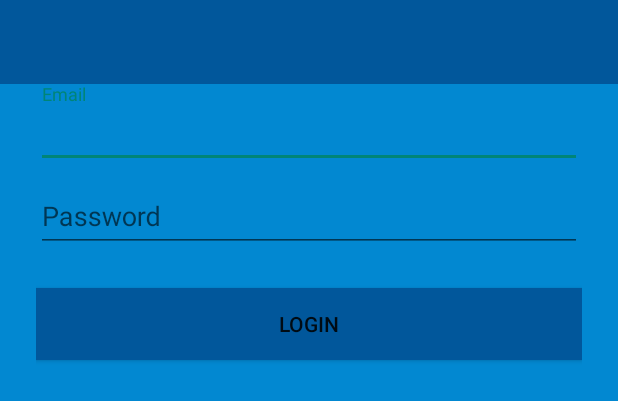
After one commit to Sshanu/inventory, an Android app: the layout activity_login.xml on its own in the app's theme, with its tools: preview values and no code run, on a phone screen of 412 x 824 dp. The commit adds this screen. Shown: the top 401 px of the screen. Run offline under Robolectric (Android 15) with nearby library versions, the phone set to English and light mode, and no system bars.

Commit message:
login and session half done

```diff
--- a/app/build.gradle
+++ b/app/build.gradle
@@ -5,7 +5,7 @@ android {
     buildToolsVersion "25.0.3"
     defaultConfig {
         applicationId "com.example.shanu.mode"
-        minSdkVersion 15
+        minSdkVersion 21
         targetSdkVersion 25
         versionCode 1
         versionName "1.0"
--- /dev/null
+++ b/app/src/main/res/layout/activity_login.xml
@@ -0,0 +1,74 @@
+<?xml version="1.0" encoding="utf-8"?>
+<RelativeLayout xmlns:android="http://schemas.android.com/apk/res/android"
+    xmlns:tools="http://schemas.android.com/tools"
+    android:layout_width="fill_parent"
+    android:layout_height="fill_parent"
+    android:background="@color/primary"
+    tools:context="com.example.shanu.mode.LoginActivity">
+
+    <RelativeLayout
+        android:layout_width="match_parent"
+        android:layout_height="wrap_content"
+        android:layout_alignParentTop="true"
+        android:orientation="vertical">
+
+        <include
+            android:id="@+id/toolbar"
+            layout="@layout/toolbar" />
+    </RelativeLayout>
+
+    <LinearLayout
+
+
+        android:layout_width="match_parent"
+        android:layout_height="wrap_content"
+        android:orientation ="vertical"
+        android:paddingTop="56dp"
+        android:paddingLeft="24dp"
+        android:paddingRight="24dp">
+
+        <android.support.design.widget.TextInputLayout
+            android:id="@+id/input_layout_email"
+            android:layout_width="match_parent"
+            android:layout_height="wrap_content">
+
+            <EditText android:id="@+id/input_email"
+                android:layout_width="match_parent"
+                android:layout_height="wrap_content"
+                android:inputType="textEmailAddress"
+                android:hint="Email" />
+
+        </android.support.design.widget.TextInputLayout>
+
+
+        <android.support.design.widget.TextInputLayout
+            android:id="@+id/input_layout_password"
+            android:layout_width="match_parent"
+            android:layout_height="wrap_content">
+            <!-- Password Label -->
+            <EditText android:id="@+id/input_password"
+                android:layout_width="match_parent"
+                android:layout_height="wrap_content"
+                android:inputType="textPassword"
+                android:hint="Password"/>
+        </android.support.design.widget.TextInputLayout>
+
+        <Button
+            android:id="@+id/btn_login"
+            android:layout_width="fill_parent"
+            android:layout_height="wrap_content"
+            android:layout_marginTop="24dp"
+            android:layout_marginBottom="24dp"
+            android:padding="12dp"
+            android:background="@color/primary_darker"
+            android:text="Login" />
+
+        <TextView android:id="@+id/link_signup"
+            android:layout_width="fill_parent"
+            android:layout_height="wrap_content"
+            android:layout_marginBottom="24dp"
+            android:gravity="center"
+            android:textSize="16dip"/>
+
+    </LinearLayout>
+</RelativeLayout>
--- a/app/src/main/res/layout/fragment_test.xml
+++ b/app/src/main/res/layout/fragment_test.xml
@@ -14,6 +14,12 @@
             android:id="@+id/testButton"
             android:layout_centerVertical="true"
             android:layout_centerHorizontal="true" />/>
+
+        <ImageView
+            android:id="@+id/selectedImage"
+            android:layout_width="200dp"
+            android:layout_height="200dp"
+            android:background="#E0E0E0" />
     </RelativeLayout>
 
 </FrameLayout>
--- /dev/null
+++ b/app/src/main/res/layout/toolbar.xml
@@ -0,0 +1,13 @@
+<?xml version="1.0" encoding="utf-8"?>
+<android.support.v7.widget.Toolbar
+    xmlns:android="http://schemas.android.com/apk/res/android"
+    android:id="@+id/toolbar"
+    android:layout_width="match_parent"
+    android:layout_height="wrap_content"
+    android:minHeight="?attr/actionBarSize"
+    android:background="?attr/colorPrimaryDark"
+    android:theme="@style/ThemeOverlay.AppCompat.Dark.ActionBar"
+    android:popupTheme="@style/ThemeOverlay.AppCompat.Light"
+    >
+
+</android.support.v7.widget.Toolbar>
--- a/app/src/main/res/values/colors.xml
+++ b/app/src/main/res/values/colors.xml
@@ -1,6 +1,6 @@
 <?xml version="1.0" encoding="utf-8"?>
 <resources>
-    <color name="colorPrimary">#3F51B5</color>
-    <color name="colorPrimaryDark">#303F9F</color>
-    <color name="colorAccent">#FF4081</color>
+    <color name="primary">#0288D1</color>
+    <color name="primary_dark">#01579B</color>
+    <color name="primary_darker">#01579B</color>
 </resources>
--- a/app/src/main/res/values/styles.xml
+++ b/app/src/main/res/values/styles.xml
@@ -3,9 +3,9 @@
     <!-- Base application theme. -->
     <style name="AppTheme" parent="Theme.AppCompat.Light.DarkActionBar">
         <!-- Customize your theme here. -->
-        <item name="colorPrimary">@color/colorPrimary</item>
-        <item name="colorPrimaryDark">@color/colorPrimaryDark</item>
-        <item name="colorAccent">@color/colorAccent</item>
+        <item name="colorPrimary">@color/primary</item>
+        <item name="colorPrimaryDark">@color/primary_dark</item>
+        <item name="windowNoTitle">true</item>
     </style>
 
     <style name="AppTheme.NoActionBar">
```
Also changed, not shown: app/src/main/AndroidManifest.xml (+9 -2 lines), app/src/main/res/menu/menu_main.xml (+5 -8 lines), app/src/main/res/values/strings.xml (+14 -0 lines).
